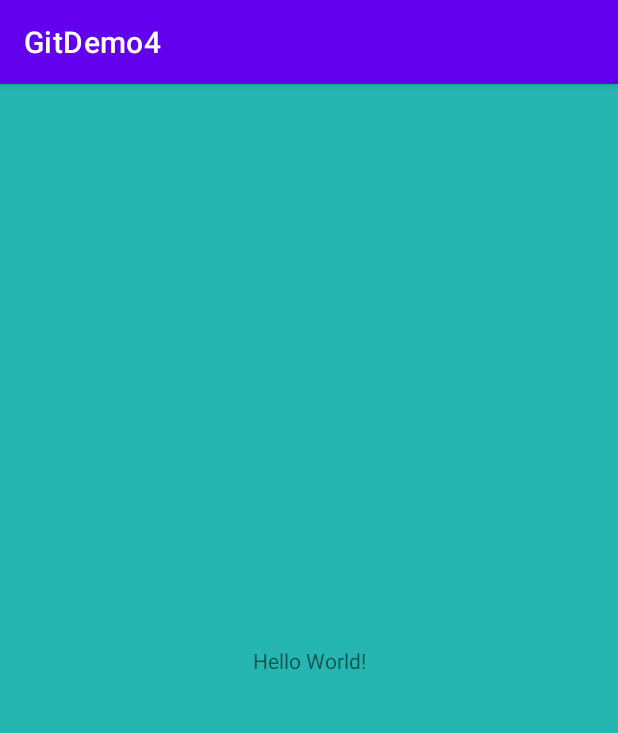
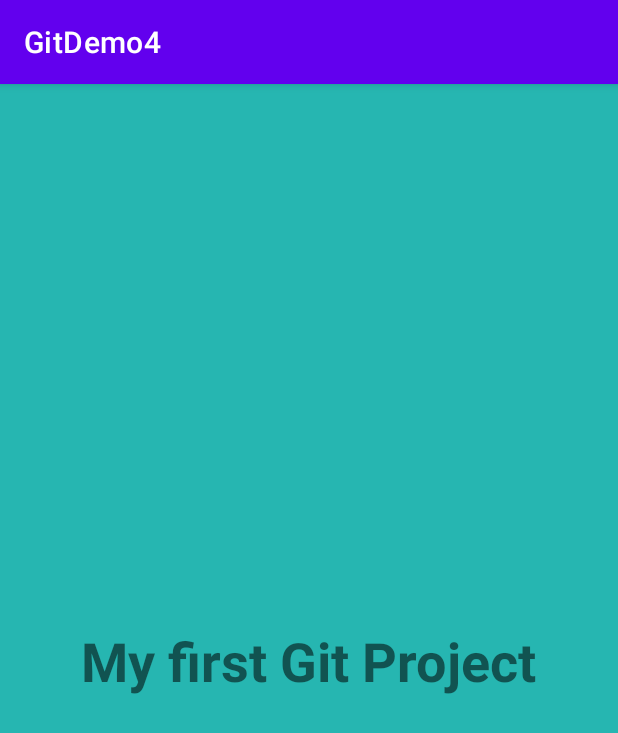
Before and after one commit to AnvarZZ/GitDemo4, an Android app: the screen it shows after launch (MainActivity), on a phone screen of 412 x 824 dp. Shown: the top 733 px of the screen. Run offline under Robolectric (Android 15) with nearby library versions, the phone set to English and light mode, and no system bars.

Commit message:
Change text in the center

```diff
--- a/app/src/main/res/layout/activity_main.xml
+++ b/app/src/main/res/layout/activity_main.xml
@@ -8,9 +8,11 @@
     tools:context=".MainActivity">
 
     <TextView
+        android:textStyle="bold"
+        android:textSize="36sp"
         android:layout_width="wrap_content"
         android:layout_height="wrap_content"
-        android:text="Hello World!"
+        android:text="My first Git Project"
         app:layout_constraintBottom_toBottomOf="parent"
         app:layout_constraintLeft_toLeftOf="parent"
         app:layout_constraintRight_toRightOf="parent"
```
